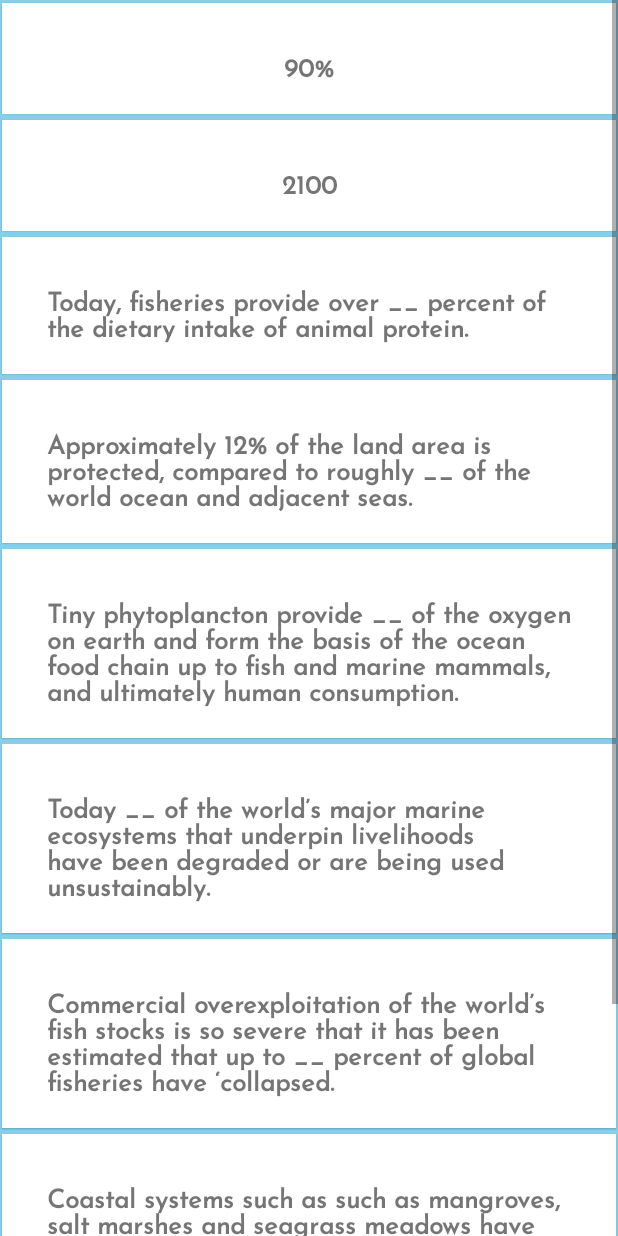
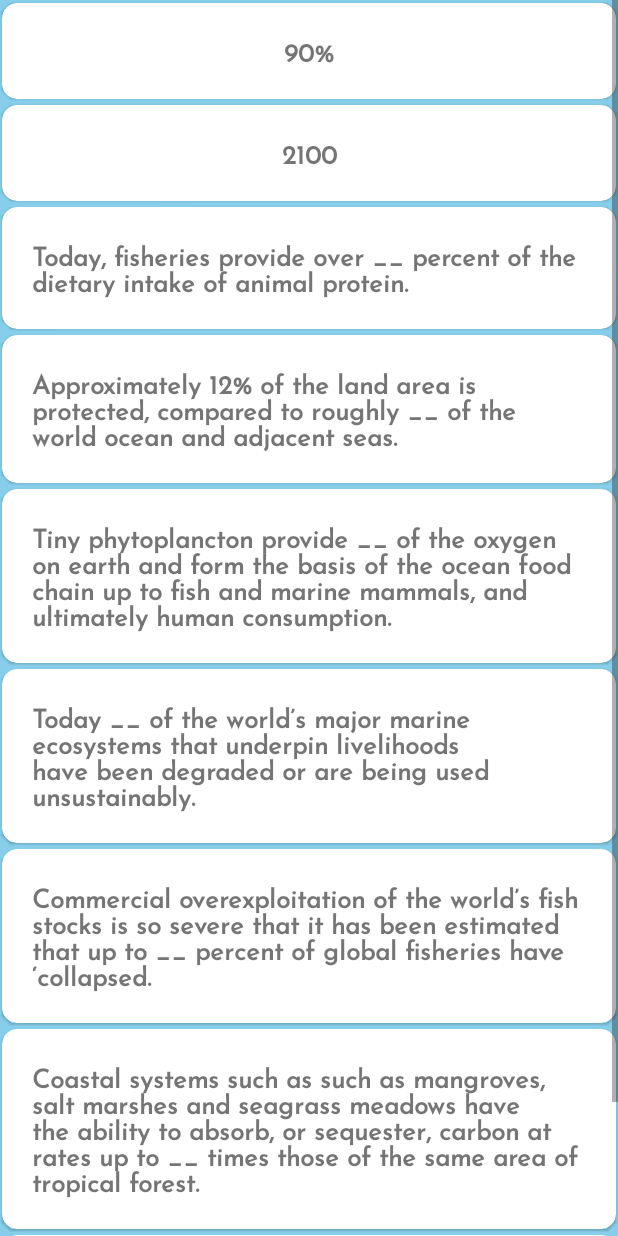
Before and after one commit to bmberger/WavesApp, an Android app: the fragment FunFactsFragment placed in its activity, after a tap on "By the year ___, without significant cha", on a phone screen of 412 x 824 dp. Run offline under Robolectric (Android 15) with nearby library versions, the phone set to English and light mode, and no system bars; libraries missing offline, so code that uses them is left out: com.github.sundeepk.compactcalendarview; Roboto replaces fonts that are not available here; 5 statements that could not run were skipped; 1 other tap on this screen came first.

Commit message:
Fixing UI on Funfacts

```diff
--- a/app/src/main/res/layout/facts_list.xml
+++ b/app/src/main/res/layout/facts_list.xml
@@ -1,7 +1,9 @@
 <?xml version="1.0" encoding="utf-8"?>
-<LinearLayout xmlns:android="http://schemas.android.com/apk/res/android"
+<androidx.constraintlayout.widget.ConstraintLayout
+    xmlns:android="http://schemas.android.com/apk/res/android"
     xmlns:app="http://schemas.android.com/apk/res-auto"
-    android:orientation="vertical" android:layout_width="match_parent"
+    android:orientation="vertical"
+    android:layout_width="match_parent"
     android:layout_height="wrap_content">
 
     <androidx.cardview.widget.CardView
@@ -9,14 +11,12 @@
         android:layout_height="match_parent"
         android:id="@+id/cv"
         app:cardBackgroundColor="@android:color/white"
-        app:cardCornerRadius="0dp"
+        app:cardCornerRadius="10dp"
+        app:cardPreventCornerOverlap="false"
+        app:cardUseCompatPadding="true"
         app:cardMaxElevation="1dp"
-        app:cardElevation="0.7dp"
-        app:contentPadding="10dp"
-        app:contentPaddingBottom="0dp"
-        app:cardPreventCornerOverlap="true"
-        app:cardUseCompatPadding="true"
-        >
+        app:cardElevation="1dp"
+        app:contentPaddingBottom="0dp" >
 
         <FrameLayout
             android:layout_width="match_parent"
@@ -29,9 +29,9 @@
                 android:layout_height="match_parent"
                 android:textSize="17sp"
                 android:layout_margin="20dp"
-                android:layout_gravity="center"
                 android:id="@+id/textTvshow"
-                android:text="Place_holder"/>
+                android:text="Place_holder" />
+
         </FrameLayout>
 
     </androidx.cardview.widget.CardView>
@@ -42,14 +42,12 @@
         android:id="@+id/cv1"
         android:visibility="gone"
         app:cardBackgroundColor="@android:color/white"
-        app:cardCornerRadius="0dp"
+        app:cardCornerRadius="10dp"
+        app:cardPreventCornerOverlap="false"
+        app:cardUseCompatPadding="true"
         app:cardMaxElevation="1dp"
-        app:cardElevation="0.7dp"
-        app:contentPadding="10dp"
-        app:contentPaddingBottom="0dp"
-        app:cardPreventCornerOverlap="true"
-        app:cardUseCompatPadding="true"
-        >
+        app:cardElevation="1dp"
+        app:contentPaddingBottom="0dp" >
 
         <FrameLayout
             android:layout_width="match_parent"
@@ -64,8 +62,10 @@
                 android:layout_margin="20dp"
                 android:layout_gravity="center"
                 android:id="@+id/textTvshow1"
-                android:text="Place_holder"/>
+                android:text="Place_holder" />
+
         </FrameLayout>
+
     </androidx.cardview.widget.CardView>
 
-</LinearLayout>
+</androidx.constraintlayout.widget.ConstraintLayout>
--- a/app/src/main/res/layout/fragment_funfacts.xml
+++ b/app/src/main/res/layout/fragment_funfacts.xml
@@ -1,18 +1,18 @@
 <?xml version="1.0" encoding="utf-8"?>
-<LinearLayout xmlns:android="http://schemas.android.com/apk/res/android"
+<androidx.constraintlayout.widget.ConstraintLayout
+    xmlns:android="http://schemas.android.com/apk/res/android"
     xmlns:app="http://schemas.android.com/apk/res-auto"
-    xmlns:tools="http://schemas.android.com/tools"
     android:layout_width="match_parent"
-    android:layout_height="wrap_content"
+    android:layout_height="match_parent"
     android:clickable="true" >
 
 
     <androidx.recyclerview.widget.RecyclerView
+        android:id="@+id/TvShows"
         android:layout_width="match_parent"
-        android:layout_height="wrap_content"
-        android:id="@+id/TvShows"
+        android:layout_height="match_parent"
         android:background="#87ceeb"
-        android:scrollbars="vertical">
-    </androidx.recyclerview.widget.RecyclerView>
+        android:scrollbars="vertical"
+        app:layout_constraintEnd_toEndOf="parent"></androidx.recyclerview.widget.RecyclerView>
 
-</LinearLayout>
+</androidx.constraintlayout.widget.ConstraintLayout>
```
